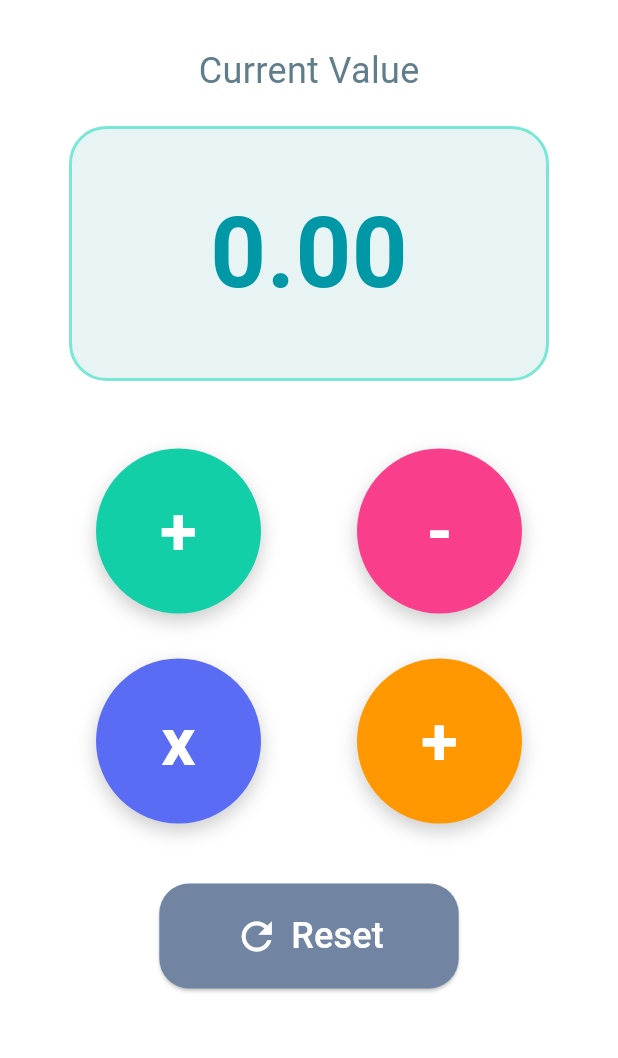
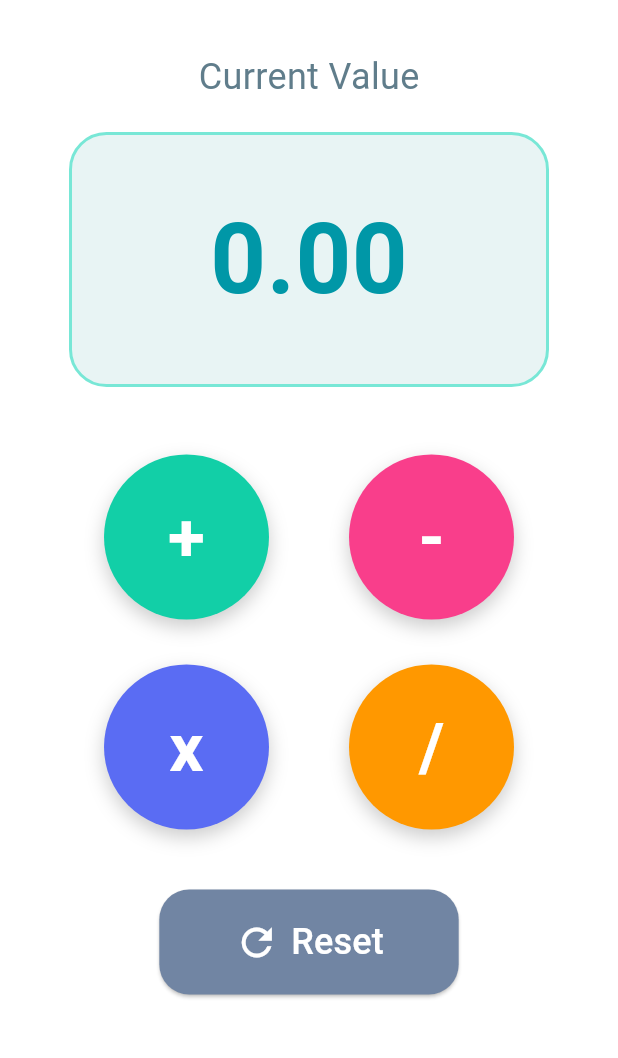
Before and after one commit to sazia006/Counter-Calculator-App, a Flutter app: the HomePage screen opened directly, on a phone screen of 412 x 824 dp, the part 84-1142 px from its top. Run offline on Flutter 3.47's test engine with Material 3 defaults, Android fonts, the phone set to English and light mode, and no system bars.

Commit message:
Add UI screenshots and screenshot test

```diff
--- a/lib/screens/home_screen.dart
+++ b/lib/screens/home_screen.dart
@@ -2,47 +2,46 @@ import 'package:flutter/material.dart';
 
 // Home Page
 class HomePage extends StatefulWidget {
-
   @override
   State<HomePage> createState() => _HomePageState();
 }
 
 class _HomePageState extends State<HomePage> {
   //Initial Value
-  double currentValue=0.0;
+  double currentValue = 0.0;
 
   //Increase Value
-  void increaseValue(){
+  void increaseValue() {
     setState(() {
       currentValue++;
     });
+  }
 
-  }
   //Decrease Value
-  void decreaseValue(){
+  void decreaseValue() {
     setState(() {
       currentValue--;
     });
+  }
 
-  }
   //Multiply Value by 2
-  void multiplyValue(){
+  void multiplyValue() {
     setState(() {
       currentValue = currentValue * 2;
     });
+  }
 
+  //Divide Value by 5
+  void divideValue() {
+    setState(() {
+      currentValue = currentValue / 5;
+    });
   }
-  //Divide Value by 5
-  void divideValue(){
+
+  //Reset
+  void resetValue() {
     setState(() {
-      currentValue = currentValue /5;
-    });
-
-  }
-  //Reset
-  void resetValue(){
-    setState(() {
-      currentValue=0.0;
+      currentValue = 0.0;
     });
   }
 
@@ -62,8 +61,7 @@ class _HomePageState extends State<HomePage> {
           color: color,
           boxShadow: [
             BoxShadow(
-              color:
-              Colors.black.withOpacity(0.2),
+              color: Colors.black.withOpacity(0.2),
               blurRadius: 10,
               offset: Offset(0, 5),
             ),
@@ -83,143 +81,118 @@ class _HomePageState extends State<HomePage> {
     );
   }
 
-
   @override
   Widget build(BuildContext context) {
-
     return Scaffold(
-
       backgroundColor: Colors.white,
 
       //App Bar
-      appBar:AppBar(
+      appBar: AppBar(
         title: Text(
           "Counter Calculator App",
-          style: TextStyle(
-            color: Colors.white,
-          ),
-
+          style: TextStyle(color: Colors.white),
         ),
         centerTitle: true,
         flexibleSpace: Container(
           decoration: BoxDecoration(
             gradient: LinearGradient(
-              colors:[
-                Color(0xff11c7A5),
-                Color(0xff18A8E1),
-              ],
+              colors: [Color(0xff11c7A5), Color(0xff18A8E1)],
             ),
           ),
         ),
       ),
 
-
-
-      body: Column(
+      body: SingleChildScrollView(
+        padding: const EdgeInsets.symmetric(vertical: 24, horizontal: 16),
+        child: Column(
           children: [
-          SizedBox(height: 30),
+            const SizedBox(height: 10),
 
             //Current Value
-          Text(
+            const Text(
               "Current Value",
-            style:TextStyle(
-              fontSize:24,
-              color:Colors.blueGrey,
+              style: TextStyle(fontSize: 24, color: Colors.blueGrey),
             ),
-          ),
-          SizedBox(height: 20),
+            const SizedBox(height: 20),
 
             //Value Showing
             Container(
               height: 170,
               width: 320,
               decoration: BoxDecoration(
-              color: Color(0xffE8F4F4),
+                color: const Color(0xffE8F4F4),
                 borderRadius: BorderRadius.circular(25),
-              border: Border.all(
-                color: Color(0xff78E7D6),
-                width:2,
-              ),
+                border: Border.all(color: const Color(0xff78E7D6), width: 2),
               ),
               child: Center(
                 child: Text(
                   currentValue.toStringAsFixed(2),
-                style:TextStyle(
+                  style: const TextStyle(
                     fontSize: 65,
                     fontWeight: FontWeight.bold,
-                  color:Color(0xff0097A7),
+                    color: Color(0xff0097A7),
                   ),
                 ),
               ),
             ),
 
-          SizedBox(height: 45),
+            const SizedBox(height: 45),
 
             //Arithematic Buttons
             Row(
               mainAxisAlignment: MainAxisAlignment.spaceEvenly,
               children: [
-              //+ button
-              customButton(text: "+",
-                color: Color(0xff12CFA7),
+                customButton(
+                  text: "+",
+                  color: const Color(0xff12CFA7),
                   onPressed: increaseValue,
                 ),
-              //- button
-              customButton(text: "-",
-                color: Color(0xffF93E8B),
+                customButton(
+                  text: "-",
+                  color: const Color(0xffF93E8B),
                   onPressed: decreaseValue,
                 ),
               ],
             ),
-          SizedBox(height:30),
+            const SizedBox(height: 30),
             Row(
               mainAxisAlignment: MainAxisAlignment.spaceEvenly,
               children: [
-              //multiply * button
-              customButton(text: "x",
-                color: Color(0xff5A6CF3),
+                customButton(
+                  text: "x",
+                  color: const Color(0xff5A6CF3),
                   onPressed: multiplyValue,
                 ),
-              //divide / button
-              customButton(text: "+",
-                color: Color(0xffFF9800),
+                customButton(
+                  text: "/",
+                  color: const Color(0xffFF9800),
                   onPressed: divideValue,
                 ),
               ],
             ),
-          SizedBox(height:40),
+            const SizedBox(height: 40),
             //Reset Button
-          ElevatedButton.icon(onPressed: resetValue,
+            ElevatedButton.icon(
+              onPressed: resetValue,
               style: ElevatedButton.styleFrom(
-              backgroundColor: Color(0xff7185A3),
-              padding:
-              EdgeInsets.symmetric(
+                backgroundColor: const Color(0xff7185A3),
+                padding: const EdgeInsets.symmetric(
                   horizontal: 50,
                   vertical: 18,
                 ),
-              shape:
-              RoundedRectangleBorder(
+                shape: RoundedRectangleBorder(
                   borderRadius: BorderRadius.circular(20),
                 ),
-
               ),
-            icon:Icon(
-              Icons.refresh,
-              color:Colors.white,
-              size:30,
-            ),
-            label:Text(
+              icon: const Icon(Icons.refresh, color: Colors.white, size: 30),
+              label: const Text(
                 "Reset",
-              style: TextStyle(
-                fontSize: 24,
-                color: Colors.white,
-
+                style: TextStyle(fontSize: 24, color: Colors.white),
               ),
             ),
+            const SizedBox(height: 24),
+          ],
         ),
-        ],
-
-
       ),
     );
   }
```
Also changed, not shown: 5 other files. Lines whose indentation alone changed are shown as unchanged.
